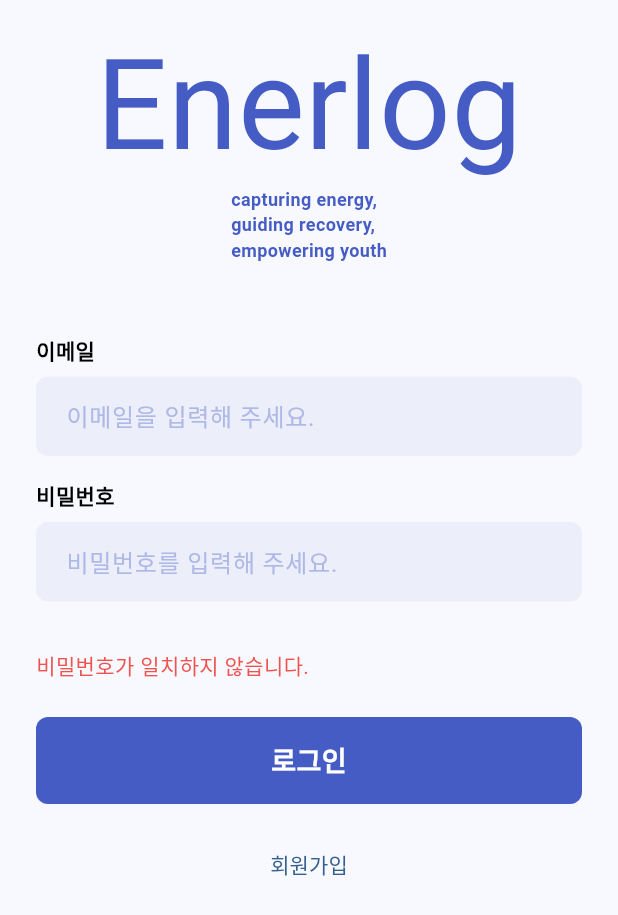
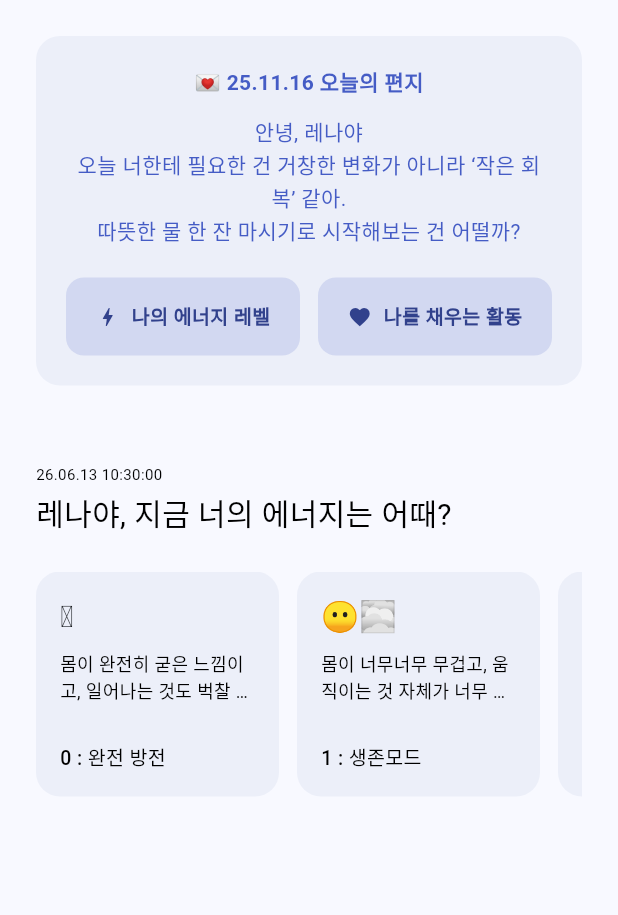
Before and after one commit to songye38/enerlog_app, a Flutter app: the screen it shows after launch, on a phone screen of 412 x 824 dp. Shown: the top 915 px of the screen. Run offline on Flutter 3.47's test engine with Material 3 defaults, Android fonts, the phone set to English and light mode, and no system bars; our stand-ins replace go_router; Roboto replaces fonts that are missing (Outfil, Pretendard, PretendardVariable).

Commit message:
FEAT : home section1 + section2

```diff
--- a/lib/core/router/app_router.dart
+++ b/lib/core/router/app_router.dart
@@ -1,26 +1,33 @@
 import 'package:enerlog_app/features/auth/views/login_screen.dart';
 import 'package:enerlog_app/features/auth/views/register_screen.dart';
+// 🌟 1. 홈 화면 파일을 import 해줍니다.
+import 'package:enerlog_app/features/home/views/home_screen.dart';
 import 'package:go_router/go_router.dart';
-// 💡 이동할 화면(Screen/Page)들을 import 합니다.
 
 class AppRouter {
   AppRouter._();
 
-  // 1. 화면들의 주소(경로) 이름을 상수로 깔끔하게 정의
-  static const String login = '/';
+  // 화면들의 주소(경로) 이름 상수에 'home'을 추가합니다.
+  static const String login = '/login'; // 💡 기존 '/' 였던 로그인 주소를 옮겨둡니다.
   static const String register = '/register';
+  static const String home = '/';       // 💡 기본 주소('/')를 홈 화면으로 지정합니다.
 
-  // 2. GoRouter 핵심 설정 고정
+  // GoRouter 핵심 설정
   static final GoRouter router = GoRouter(
-    initialLocation: login, // 앱이 켜졌을 때 처음 보여줄 주소
+    // 🌟 2. 앱이 켜졌을 때 처음 보여줄 주소를 'home'('/')으로 변경합니다!
+    initialLocation: home,
     routes: [
+      GoRoute(
+        path: home,
+        builder: (context, state) => const HomeScreen(), // 🌟 첫 화면에 홈 화면 매핑
+      ),
       GoRoute(
         path: login,
         builder: (context, state) => const LoginScreen(),
       ),
       GoRoute(
         path: register,
-        builder: (context, state) => const RegisterScreen(), // 회원가입 페이지 연결
+        builder: (context, state) => const RegisterScreen(),
       ),
     ],
   );
--- /dev/null
+++ b/lib/features/home/data/energy_level_model.dart
@@ -0,0 +1,104 @@
+import 'package:flutter/material.dart';
+
+// 🌟 TypeScript의 EnergyLevel 타입 정의를 int로 대응합니다.
+// 💡 값을 0~10으로 제한하는 검증 로직을 클래스 내부에 녹여낼 수 있습니다.
+class EnergyLevelInfo {
+  final int level;          // export type EnergyLevel = 0 | 1 | ... | 10;
+  final String title;
+  final String emoji;
+  final String description;
+  final Color barColor;     // 게이지 바 색상도 레벨별로 다르게 지정할 수 있게 추가!
+
+  const EnergyLevelInfo({
+    required this.level,
+    required this.title,
+    required this.emoji,
+    required this.description,
+    required this.barColor,
+  });
+}
+
+// 🌟 TypeScript의 ENERGY_LEVELS 상수를 Dart의 고정 Map(Record 대체)으로 정의합니다.
+class EnergyLevelConstants {
+  EnergyLevelConstants._(); // 인스턴스화 방지
+
+  static const Map<int, EnergyLevelInfo> energyLevels = {
+    0: EnergyLevelInfo(
+      level: 0,
+      title: "완전 방전",
+      emoji: '🫥',
+      description: "몸이 완전히 굳은 느낌이고, 일어나는 것도 벅찰 정도로 에너지가 바닥났어.",
+      barColor: Colors.red,
+    ),
+    1: EnergyLevelInfo(
+      level: 1,
+      title: "생존모드",
+      emoji: '😶‍🌫️',
+      description: "몸이 너무너무 무겁고, 움직이는 것 자체가 너무 힘들어.",
+      barColor: Colors.orange,
+    ),
+    2: EnergyLevelInfo(
+      level: 2,
+      title: "무기력",
+      emoji: '🥀',
+      description: "몸이 전반적으로 처져 있고 힘이 없지만, 움직이려면 할 수는 있는 정도야.",
+      barColor: Colors.orangeAccent,
+    ),
+    3: EnergyLevelInfo(
+      level: 3,
+      title: "느린 회복",
+      emoji: '🌫️',
+      description: "몸이 조금씩 풀리긴 하는데 여전히 피곤해서 오래 집중하긴 어려워.",
+      barColor: Colors.amber,
+    ),
+    4: EnergyLevelInfo(
+      level: 4,
+      title: "기본 유지",
+      emoji: '🙂',
+      description: "피곤하긴 한데 “아 오늘은 그래도 움직일 순 있겠다” 싶은 정도.",
+      barColor: Colors.yellow,
+    ),
+    5: EnergyLevelInfo(
+      level: 5,
+      title: "안정 상태",
+      emoji: '🙂',
+      description: "몸 상태는 무난하고 피로감도 좀 덜하며, 가벼운 활력과 집중력도 느껴져",
+      barColor: Colors.lightGreenAccent,
+    ),
+    6: EnergyLevelInfo(
+      level: 6,
+      title: "활동 가능",
+      emoji: '🚶‍',
+      description: "몸이 비교적 가볍고 상쾌하며, 가벼운 운동이나 외출도 괜찮아요.",
+      barColor: Colors.lightGreen,
+    ),
+    7: EnergyLevelInfo(
+      level: 7,
+      title: "충전 완료",
+      emoji: '🌤️',
+      description: "몸이 비교적 가볍고 상쾌하며, 가벼운 운동이나 외출도 괜찮아요.",
+      barColor: Colors.greenAccent,
+    ),
+    8: EnergyLevelInfo(
+      level: 8,
+      title: "에너지 부스트",
+      emoji: '⚡️',
+      description: "체력도 좋고, 활동량을 늘려도 무리 없이 버틸 수 있어",
+      barColor: Colors.green,
+    ),
+    9: EnergyLevelInfo(
+      level: 9,
+      title: "최고의 컨디션",
+      emoji: '🔥',
+      description: "몸이 너무 가볍고, 움직일수록 에너지가 더 나는 느낌!",
+      barColor: Colors.blueAccent,
+    ),
+    10: EnergyLevelInfo(
+      level: 10,
+      title: "슈퍼모드",
+      emoji: '🌟',
+      description: "거의 완벽에 가까운 몸 상태, 오래 집중하고 오래 움직여도 끄떡없어.",
+      barColor: Colors.purpleAccent,
+    ),
+  };
+}
--- /dev/null
+++ b/lib/features/home/views/home_screen.dart
@@ -0,0 +1,35 @@
+// lib/features/home/views/home_screen.dart
+import 'package:enerlog_app/features/home/views/widgets/home_letter_section.dart';
+import 'package:enerlog_app/features/home/views/widgets/home_menu_grid_section.dart';
+import 'package:flutter/material.dart';
+
+class HomeScreen extends StatelessWidget {
+  const HomeScreen({super.key});
+
+  @override
+  Widget build(BuildContext context) {
+    // ⚠️ Scaffold 앞의 const를 지웠습니다!
+    return Scaffold(
+      body: SafeArea(
+        child: SingleChildScrollView(
+          padding: const EdgeInsets.all(24.0), // 💡 패딩값 같은 고정 수치에만 const를 붙입니다.
+          child: Column(
+            children: [
+              // 🌟 [핵심] 여기에 매일 변하는 동적 데이터를 주입합니다.
+              HomeLetterSection(
+                date: "25.11.16",
+                letterContent:
+                    "안녕, 레나야\n오늘 너한테 필요한 건 거창한 변화가 아니라 ‘작은 회복’ 같아.\n따뜻한 물 한 잔 마시기로 시작해보는 건 어떨까?",
+              ),
+
+              // 💡 앞으로 여기에 섹션3, 섹션4, 섹션5를 순서대로 추가하시면 됩니다!
+              const SizedBox(height: 32),
+              // 🌟 섹션 3: 이제 이름만 던져주면 끝! 시간은 본인이 알아서 계산합니다.
+              const HomeMenuGridSection(userName: "레나"),
+            ],
+          ),
+        ),
+      ),
+    );
+  }
+}
--- /dev/null
+++ b/lib/features/home/views/widgets/home_letter_section.dart
@@ -0,0 +1,116 @@
+import 'package:flutter/material.dart';
+import 'package:enerlog_app/core/constants/app_colors.dart';
+
+class HomeLetterSection extends StatelessWidget {
+  final String date;
+  final String letterContent;
+
+  const HomeLetterSection({
+    super.key,
+    required this.date,
+    required this.letterContent,
+  });
+
+  @override
+  Widget build(BuildContext context) {
+    return Column(
+      crossAxisAlignment: CrossAxisAlignment.start,
+      children: [
+        // [파트 1] 오늘의 편지 카드 Box (동일)
+        Container(
+          width: double.infinity,
+          padding: const EdgeInsets.all(20.0),
+          decoration: BoxDecoration(
+            color: AppColors.blue1,
+            borderRadius: BorderRadius.circular(16.0),
+          ),
+          child: Column(
+            crossAxisAlignment: CrossAxisAlignment.center,
+            children: [
+              Text(
+                "💌 $date 오늘의 편지",
+                style: const TextStyle(
+                  fontSize: 14,
+                  fontWeight: FontWeight.w600,
+                  color: AppColors.blue6,
+                ),
+              ),
+              const SizedBox(height: 12),
+              Text(
+                letterContent,
+                style: const TextStyle(
+                  fontSize: 14,
+                  fontWeight: FontWeight.w400,
+                  color: AppColors.blue6,
+                  height: 1.5,
+                ),
+                textAlign: TextAlign.center,
+              ),
+              // 🌟 [파트 2] 복잡했던 버튼 영역이 한눈에 들어오게 변합니다!
+              const SizedBox(height: 20),
+              Row(
+                children: [
+                  _buildMenuButton(
+                    title: "나의 에너지 레벨",
+                    icon: Icons.bolt, // ⚡ 에너지 레벨에 어울리는 번개 아이콘 예시
+                    onTap: () => print("에너지 레벨 클릭됨"),
+                  ),
+                  const SizedBox(width: 12),
+                  _buildMenuButton(
+                    title: "나를 채우는 활동",
+                    icon: Icons.favorite, // ❤️ 활동에 어울리는 하트 아이콘 예시
+                    onTap: () => print("채우는 활동 클릭됨"),
+                  ),
+                ],
+              ),
+            ],
+          ),
+        ),
+
+        const SizedBox(height: 20),
+      ],
+    );
+  }
+
+  // 🌟 String iconPath 대신 IconData icon을 받도록 수정합니다.
+  Widget _buildMenuButton({
+    required String title,
+    required IconData icon, // 💡 여기에 아이콘 데이터를 받습니다.
+    required VoidCallback onTap,
+  }) {
+    return Expanded(
+      child: InkWell(
+        onTap: onTap,
+        borderRadius: BorderRadius.circular(12.0),
+        child: Container(
+          padding: const EdgeInsets.symmetric(vertical: 16.0, horizontal: 12.0),
+          decoration: BoxDecoration(
+            color: AppColors.blue2,
+            borderRadius: BorderRadius.circular(12.0),
+          ),
+          child: Row(
+            mainAxisAlignment: MainAxisAlignment.center,
+            children: [
+              // 🌟 Image.asset 대신 순정 Icon 위젯을 넣습니다!
+              Icon(
+                icon,
+                size: 16, // 아이콘 크기 조절
+                color: AppColors.blue8, // 아이콘 색상 조절 (디자인 테마에 맞게)
+              ),
+              const SizedBox(width: 8),
+              Text(
+                title,
+                style: const TextStyle(
+                  fontFamily: 'Pretendard',
+                  fontSize: 13,
+                  fontWeight: FontWeight.w600,
+                  color: AppColors.blue8,
+                ),
+              ),
+            ],
+          ),
+        ),
+      ),
+    );
+  }
+}
--- /dev/null
+++ b/lib/features/home/views/widgets/home_menu_grid_section.dart
@@ -0,0 +1,135 @@
+// lib/features/home/views/widgets/home_menu_grid_section.dart
+import 'package:enerlog_app/features/home/data/energy_level_model.dart';
+import 'package:flutter/material.dart';
+import 'package:enerlog_app/core/constants/app_colors.dart';
+
+class HomeMenuGridSection extends StatelessWidget {
+  final String userName;
+
+  const HomeMenuGridSection({super.key, required this.userName});
+
+  // 🕒 실시간 현재 시간 구하는 함수
+  String _getFormattedCurrentTime() {
+    final now = DateTime.now();
+    final year = now.year.toString().substring(2);
+    final month = now.month.toString().padLeft(2, '0');
+    final day = now.day.toString().padLeft(2, '0');
+    final hour = now.hour.toString().padLeft(2, '0');
+    final minute = now.minute.toString().padLeft(2, '0');
+    final second = now.second.toString().padLeft(2, '0');
+    return "$year.$month.$day $hour:$minute:$second";
+  }
+
+  @override
+  Widget build(BuildContext context) {
+    final String timestamp = _getFormattedCurrentTime();
+    final energyItems = EnergyLevelConstants.energyLevels.values.toList();
+
+    return Column(
+      crossAxisAlignment: CrossAxisAlignment.start,
+      children: [
+        // 타이틀 영역
+        Text(
+          timestamp,
+          style: const TextStyle(fontFamily: 'PretendardVariable', fontSize: 10, fontWeight: FontWeight.w400, color: AppColors.black13),
+        ),
+        const SizedBox(height: 4),
+        Text(
+          "$userName야, 지금 너의 에너지는 어때?",
+          style: const TextStyle(fontFamily: 'PretendardVariable', fontSize: 20, fontWeight: FontWeight.w400, color: AppColors.black13),
+        ),
+
+        const SizedBox(height: 24),
+
+        // 🌟 해결책 1: 가로 스크롤 ListView를 SizedBox로 감싸 높이를 지정해줍니다.
+        // 피그마 디자인의 카드 높이에 맞춰 숫자를 140~160 사이로 조절해보세요.
+        SizedBox(
+          height: 150,
+          child: ListView.builder(
+            scrollDirection: Axis.horizontal, // 가로 스크롤 활성화
+            // ⚠️ 가로 스크롤이 원활하게 작동하도록 shrinkWrap과 NeverScrollableScrollPhysics를 제거했습니다!
+            itemCount: energyItems.length,
+            itemBuilder: (context, index) {
+              final item = energyItems[index];
+
+              return Padding(
+                // 🌟 해결책 2: 가로 배치가 자연스럽도록 우측(right) 간격으로 변경
+                padding: const EdgeInsets.only(right: 12.0),
+                child: _buildEnergyStatusButton(
+                  emoji: item.emoji,
+                  description: item.description,
+                  scoreText: "${item.level} : ${item.title}",
+                  barColor: item.barColor,
+                  onTap: () => print("레벨 ${item.level} 선택됨"),
+                ),
+              );
+            },
+          ),
+        ),
+      ],
+    );
+  }
+
+  // 🌟 해결책 3: 클래스 중괄호 안쪽으로 도우미 함수를 안전하게 이동시켰습니다.
+  Widget _buildEnergyStatusButton({
+    required String emoji,
+    required String description,
+    required String scoreText,
+    required Color barColor,
+    required VoidCallback onTap,
+  }) {
+    return InkWell(
+      onTap: onTap,
+      borderRadius: BorderRadius.circular(16.0),
+      child: Container(
+        width: 162, // 이제 가로 스크롤 구조라 162 너비가 정확히 먹힙니다.
+        padding: const EdgeInsets.all(16.0),
+        decoration: BoxDecoration(
+          color: AppColors.blue1,
+          borderRadius: BorderRadius.circular(16.0),
+        ),
+        child: Column(
+          crossAxisAlignment: CrossAxisAlignment.start,
+          mainAxisAlignment: MainAxisAlignment.spaceBetween,
+          children: [
+            // 이모지와 상태 설명
+            Column(
+              crossAxisAlignment: CrossAxisAlignment.start,
+              children: [
+                Text(emoji, style: const TextStyle(fontSize: 20)),
+                const SizedBox(height: 8),
+                Text(
+                  description,
+                  maxLines: 2,
+                  overflow: TextOverflow.ellipsis,
+                  style: const TextStyle(
+                    fontFamily: 'PretendardVariable',
+                    fontSize: 12,
+                    fontWeight: FontWeight.w400,
+                    color: AppColors.black13,
+                    height: 1.4,
+                  ),
+                ),
+              ],
+            ),
+
+            // 점수 영역
+            Row(
+              children: [
+                Text(
+                  scoreText,
+                  style: const TextStyle(
+                    fontFamily: 'PretendardVariable',
+                    fontSize: 13,
+                    fontWeight: FontWeight.w500,
+                    color: AppColors.black13,
+                  ),
+                ),
+              ],
+            ),
+          ],
+        ),
+      ),
+    );
+  }
+} // 클래스 끝나는 중괄호 위치 확인!
--- a/lib/main.dart
+++ b/lib/main.dart
@@ -18,7 +18,7 @@ class MyApp extends StatelessWidget {
       theme: ThemeData(
         useMaterial3: true,
         // 폰트 패밀리를 아예 앱 전체 기본값으로 지정!
-        fontFamily: 'PretendardVariable',
+        fontFamily: 'Pretendard',
         colorScheme: ColorScheme.fromSeed(seedColor: Colors.blue),
       ),
       routerConfig: AppRouter.router,
```
Also changed, not shown: lib/features/home/views/widgets/home_activity_log_section.dart (added), lib/features/home/views/widgets/home_condition_section.dart (added), lib/features/home/views/widgets/home_header_section.dart (added).
